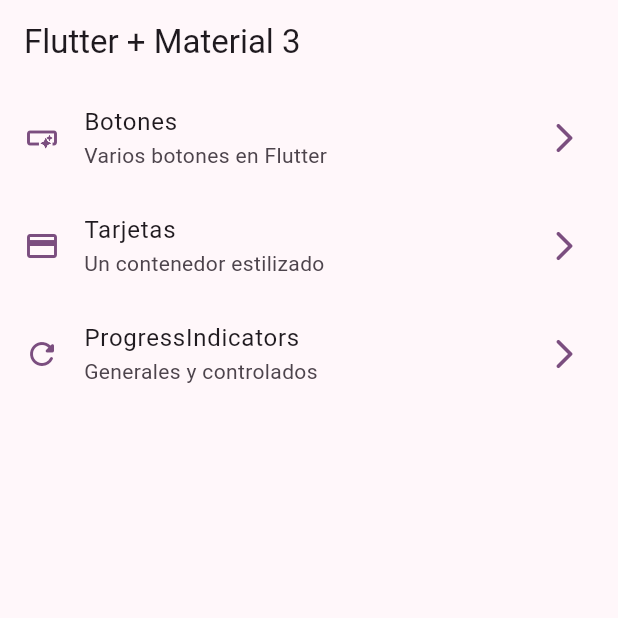
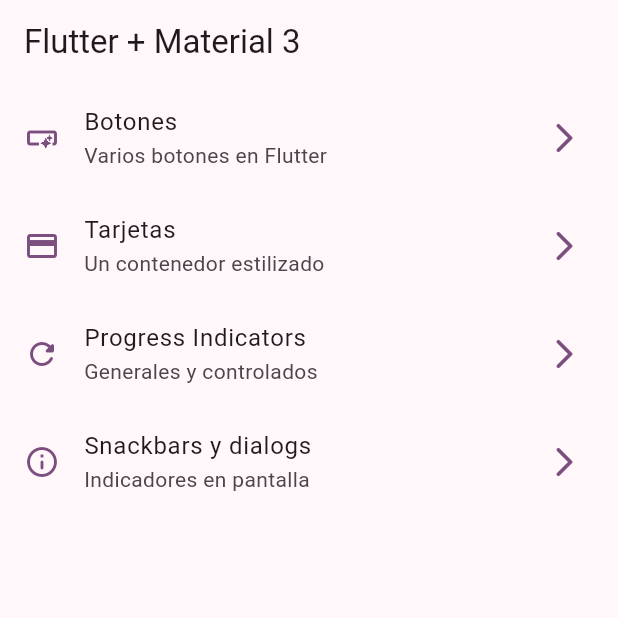
Before and after one commit to CUBILLOSCRISTIAN/widgets_app, a Flutter app: the screen it shows after launch, on a phone screen of 412 x 824 dp, the top half of it. Run offline on Flutter 3.47's test engine with Material 3 defaults, Android fonts, the phone set to English and light mode, and no system bars; our stand-ins replace go_router.

Commit message:
feat: Add Snackbars y dialogs screen
This commit adds the Snackbars y dialogs screen to the application. The screen displays snackbars and dialogs as indicators on the screen. It includes a custom snackbar with a "Hola mundo" message and an "Ok!" action button.

These additions enhance the user experience by providing informative and interactive indicators on the screen.

```diff
--- a/lib/config/menu/menu_items.dart
+++ b/lib/config/menu/menu_items.dart
@@ -27,9 +27,15 @@ const appMenuItems = <MenuItem>[
     icon: Icons.credit_card_outlined,
   ),
   MenuItem(
-    title: 'ProgressIndicators',
+    title: 'Progress Indicators',
     subTitle: 'Generales y controlados',
     link: '/progress',
     icon: Icons.refresh_rounded,
   ),
+  MenuItem(
+    title: 'Snackbars y dialogs',
+    subTitle: 'Indicadores en pantalla',
+    link: '/snackbars',
+    icon: Icons.info_outline_rounded,
+  ),
 ];
--- a/lib/config/router/app_router.dart
+++ b/lib/config/router/app_router.dart
@@ -25,5 +25,10 @@ final appRouter = GoRouter(
       name: ProgressScreen.name,
       builder: (context, state) => const ProgressScreen(),
     ),
+    GoRoute(
+      path: '/snackbars',
+      name: SnackbarScreen.name,
+      builder: (context, state) => const SnackbarScreen(),
+    ),
   ],
 );
```
Also changed, not shown: lib/presentation/screens/snackbar/snackbar_screen.dart (+22 -1 lines).
